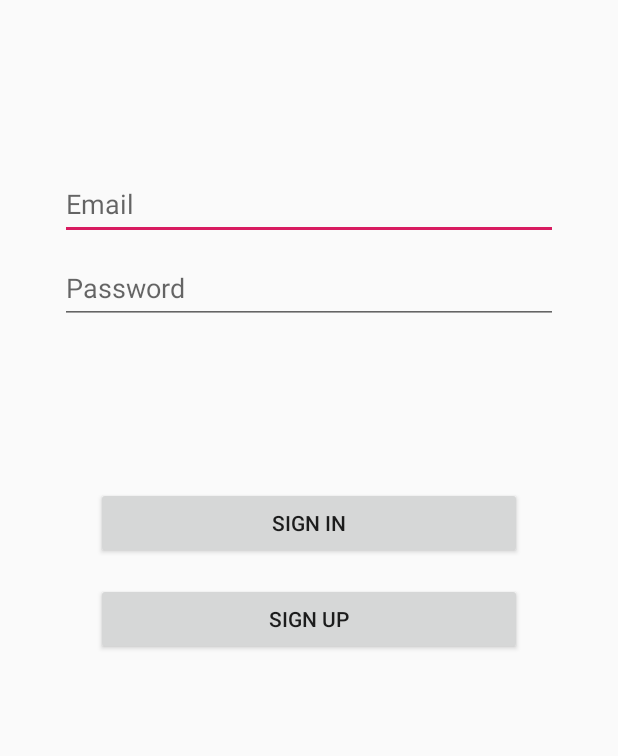
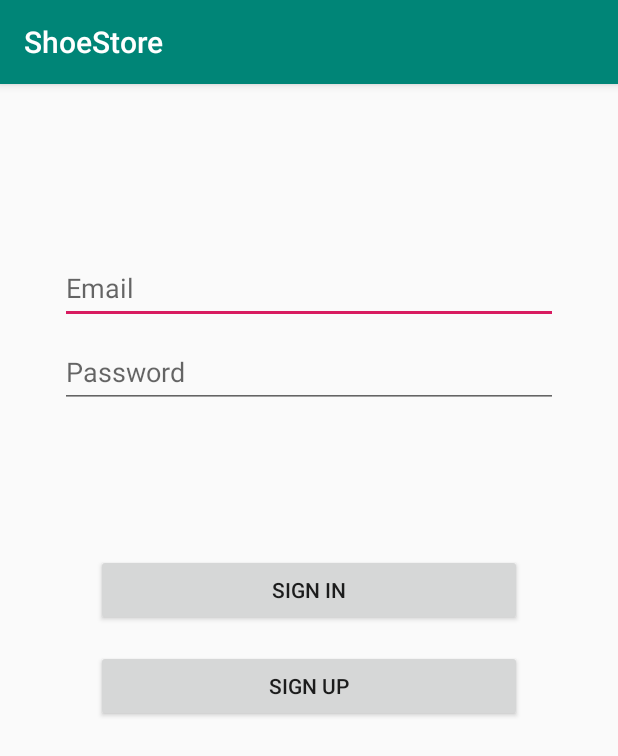
Before and after one commit to ajaysinghthakur/ShoeStore, an Android app: the screen it shows after launch (MainActivity), on a phone screen of 412 x 824 dp. Shown: the top 756 px of the screen. Run offline under Robolectric (Android 15) with nearby library versions, the phone set to English and light mode, and no system bars; our stand-ins replace Timber, data binding, navigation-ui.

Commit message:
App toolbar added

```diff
--- a/app/src/main/java/com/udacity/shoestore/MainActivity.kt
+++ b/app/src/main/java/com/udacity/shoestore/MainActivity.kt
@@ -7,6 +7,7 @@ import androidx.navigation.NavController
 import androidx.navigation.findNavController
 import androidx.navigation.fragment.NavHostFragment
 import androidx.navigation.ui.AppBarConfiguration
+import androidx.navigation.ui.NavigationUI
 import com.udacity.shoestore.databinding.ActivityMainBinding
 import timber.log.Timber
 
@@ -28,6 +29,10 @@ class MainActivity : AppCompatActivity() {
             supportFragmentManager.findFragmentById(R.id.nav_host_fragment) as NavHostFragment
         navController = navHostFragment.navController
         appBarConfiguration = AppBarConfiguration(navController.graph, null)
+
+        setSupportActionBar(binding.toolbar)
+
+//        NavigationUI.setupActionBarWithNavController(this, navController, appBarConfiguration)
     }
 
 
--- a/app/src/main/java/com/udacity/shoestore/ui/home/ShoeListFragment.kt
+++ b/app/src/main/java/com/udacity/shoestore/ui/home/ShoeListFragment.kt
@@ -55,8 +55,26 @@ class ShoeListFragment : Fragment() {
         return binding.root
     }
 
+
+
     override fun onCreateOptionsMenu(menu: Menu, inflater: MenuInflater) {
         inflater.inflate(R.menu.logout_menu, menu)
         super.onCreateOptionsMenu(menu, inflater)
     }
+
+    override fun onOptionsItemSelected(item: MenuItem): Boolean {
+
+        when(item.itemId){
+            R.id.loginFragment -> {
+                logout()
+            }
+        }
+        return super.onOptionsItemSelected(item)
+    }
+
+
+    private fun logout() {
+//        val action = ShoeListFragmentDirections.actionShoeListFragmentToNavigation()
+//        findNavController().navigate(action)
+    }
 }
--- a/app/src/main/res/layout/activity_main.xml
+++ b/app/src/main/res/layout/activity_main.xml
@@ -5,7 +5,22 @@
 
     <LinearLayout
         android:layout_width="match_parent"
-        android:layout_height="match_parent">
+        android:layout_height="match_parent"
+        android:orientation="vertical">
+
+        <com.google.android.material.appbar.AppBarLayout
+            android:layout_height="wrap_content"
+            android:layout_width="match_parent"
+            android:theme="@style/AppTheme.AppBarOverlay">
+
+            <androidx.appcompat.widget.Toolbar
+                android:id="@+id/toolbar"
+                android:layout_width="match_parent"
+                android:layout_height="?attr/actionBarSize"
+                android:background="?attr/colorPrimary"
+                app:popupTheme="@style/AppTheme.PopupOverlay" />
+
+        </com.google.android.material.appbar.AppBarLayout>
 
        <androidx.fragment.app.FragmentContainerView
            android:layout_width="match_parent"
--- a/app/src/main/res/navigation/navigation.xml
+++ b/app/src/main/res/navigation/navigation.xml
@@ -8,8 +8,8 @@
     <fragment
         android:id="@+id/loginFragment"
         android:name="com.udacity.shoestore.ui.login.LoginFragment"
-        android:label="fragment_login"
-        tools:layout="@layout/fragment_login" >
+        android:label="@string/login"
+        tools:layout="@layout/fragment_login">
         <action
             android:id="@+id/action_login_to_welcome"
             app:destination="@id/welcomeFragment" />
--- a/app/src/main/res/values/strings.xml
+++ b/app/src/main/res/values/strings.xml
@@ -42,4 +42,8 @@
     <string name="error_string"> Field cannot be empty</string>
     <string name="size_error_string">Size cannot be zero or enter correct format</string>
 
+<!--    Titles-->
+    <string name="login">LOGIN</string>
+    <string name="welcome">WELCOME</string>
+
 </resources>
```
